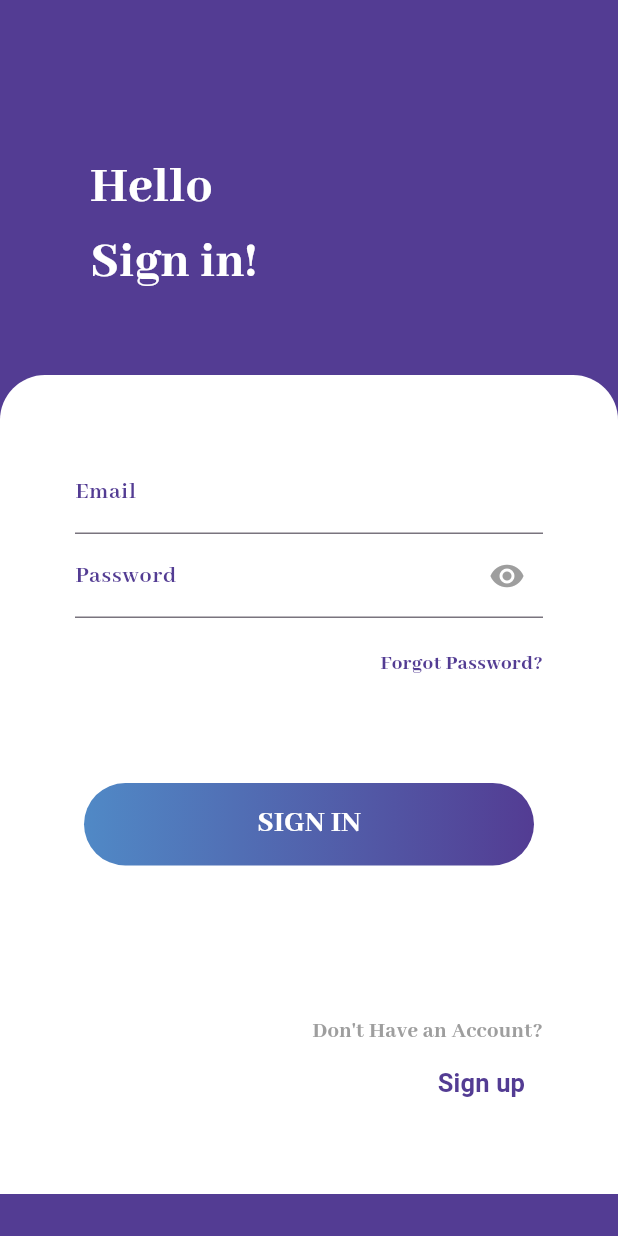
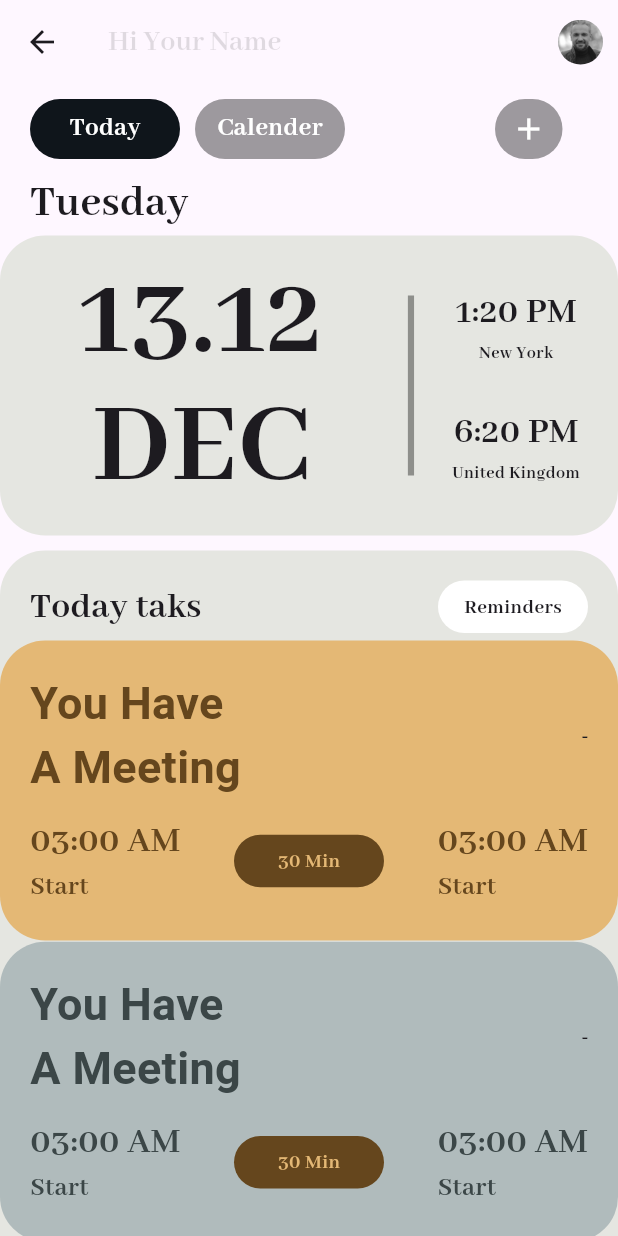
Before and after one commit to ikhsanrdxp/flutter-basic-first, a Flutter app: the screen it shows after launch, on a phone screen of 412 x 824 dp. Run offline on Flutter 3.47's test engine with Material 3 defaults, Android fonts, the phone set to English and light mode, and no system bars; our stand-ins replace firebase_auth, firebase_core; missing offline and left inert: firebase_ui_auth; accounts and stored records are empty; generated files the repository leaves out were written again; Roboto replaces fonts that are missing (AbhyaLibre).

Commit message:
update path

```diff
--- a/lib/main.dart
+++ b/lib/main.dart
@@ -1,16 +1,30 @@
+import 'package:firebase_ui_auth/firebase_ui_auth.dart';
 import 'package:flutter/material.dart';
+import 'package:login/pages/home/home.dart';
 import 'package:login/pages/login.dart';
 import 'package:firebase_core/firebase_core.dart';
+import 'package:login/pages/register.dart';
 import 'firebase_options.dart';
+import 'package:firebase_auth/firebase_auth.dart' hide EmailAuthProvider;
 
 void main() async {
-  WidgetsFlutterBinding.ensureInitialized(); // Required for Firebase
+  WidgetsFlutterBinding.ensureInitialized();
   await Firebase.initializeApp(
     options: DefaultFirebaseOptions.currentPlatform,
   );
 
+  FirebaseUIAuth.configureProviders([
+    EmailAuthProvider(),
+  ]);
+
+  // Both of the following lines are good for testing,
+  // but can be removed for release builds
+  await FirebaseAuth.instance.useAuthEmulator('localhost', 9099);
+  await FirebaseAuth.instance.signOut();
+
   runApp(const MyApp());
 }
+
 
 class MyApp extends StatelessWidget {
   const MyApp({super.key});
@@ -18,9 +32,14 @@ class MyApp extends StatelessWidget {
 
   @override
   Widget build(BuildContext context) {
-    return const MaterialApp(
+    return MaterialApp(
       debugShowCheckedModeBanner: false,
-      home: LoginPage(),
+      initialRoute: '/home',
+      routes: {
+        '/' : (context) => const LoginPage(),
+        '/home' : (context) => const HomePage(),
+        '/register' : (context) => const RegisterPage(),
+      },
     );
   }
 }
--- a/lib/pages/home.dart
+++ /dev/null
@@ -1,36 +0,0 @@
-import 'package:flutter/material.dart';
-import 'package:login/auth/auth_service.dart';
-import 'package:login/pages/login.dart';
-
-class HomePage extends StatelessWidget {
-  const HomePage({super.key});
-
-  @override
-  Widget build(BuildContext context) {
-    AuthService services = AuthService();
-    return Scaffold(
-      appBar: AppBar(
-        centerTitle: true,
-        title: const Text(
-          'Content',
-          style: TextStyle(
-              fontWeight: FontWeight.bold, fontSize: 25, color: Colors.white),
-        ),
-        backgroundColor: const Color.fromRGBO(83, 60, 147, 85),
-        actions: [
-          IconButton(
-              onPressed: () async {
-                await services.logout();
-                Navigator.of(context).pushReplacement(MaterialPageRoute(
-                  builder: (context) => const LoginPage(),
-                ));
-              },
-              icon: const Icon(Icons.logout_rounded))
-        ],
-      ),
-      body: const Center(
-        child: Text('Home Page'),
-      ),
-    );
-  }
-}
--- /dev/null
+++ b/lib/pages/home/home.dart
@@ -0,0 +1,123 @@
+import 'package:flutter/material.dart';
+import 'package:login/pages/home/widget/bottom_body.dart';
+import 'package:login/pages/home/widget/jumbo_tron.dart';
+
+class HomePage extends StatelessWidget {
+  const HomePage({super.key});
+
+  @override
+  Widget build(BuildContext context) {
+    return Scaffold(
+        appBar: AppBar(
+          title: const Text(
+            'Hi Your Name',
+            style: TextStyle(
+                fontWeight: FontWeight.bold,
+                fontSize: 20,
+                color: Colors.black12,
+                fontFamily: 'AbhayaLibre'),
+          ),
+          actions: [
+            Container(
+              width: 30,
+              height: 30,
+              decoration: BoxDecoration(
+                borderRadius:
+                    BorderRadius.circular(30.0), // Mengatur radius sudut
+                image: const DecorationImage(
+                  image: AssetImage('assets/images/person2.jpg'),
+                  fit: BoxFit.cover, // Mengatur gambar mengikuti mode cover
+                ),
+              ),
+            ),
+            const SizedBox(
+              width: 10,
+            )
+          ],
+        ),
+        body: Column(
+          crossAxisAlignment: CrossAxisAlignment.start,
+          children: [
+            const SizedBox(
+              height: 10,
+            ),
+            Row(
+              children: [
+                const SizedBox(
+                  width: 20,
+                ),
+                Container(
+                  width: 100,
+                  height: 40,
+                  decoration: BoxDecoration(
+                    borderRadius: BorderRadius.circular(30),
+                    gradient: const LinearGradient(colors: [
+                      Color.fromRGBO(15, 21, 27, 1),
+                      Color.fromRGBO(15, 21, 27, 1),
+                    ]),
+                  ),
+                  child: const Center(
+                    child: Text(
+                      "Today",
+                      style: TextStyle(
+                          fontWeight: FontWeight.bold,
+                          fontSize: 18,
+                          fontFamily: 'AbhayaLibre',
+                          color: Colors.white),
+                    ),
+                  ),
+                ),
+                const SizedBox(
+                  width: 10,
+                ),
+                Container(
+                  width: 100,
+                  height: 40,
+                  decoration: BoxDecoration(
+                      borderRadius: BorderRadius.circular(30),
+                      color: Colors.black38),
+                  child: const Center(
+                    child: Text(
+                      "Calender",
+                      style: TextStyle(
+                          fontWeight: FontWeight.bold,
+                          fontSize: 18,
+                          fontFamily: 'AbhayaLibre',
+                          color: Colors.white),
+                    ),
+                  ),
+                ),
+                const SizedBox(
+                  width: 100,
+                ),
+                Container(
+                  width: 45,
+                  height: 40,
+                  decoration: BoxDecoration(
+                      borderRadius: BorderRadius.circular(30),
+                      color: Colors.black38),
+                  child: const Center(
+                      child: Icon(
+                    Icons.add,
+                    color: Colors.white,
+                  )),
+                )
+              ],
+            ),
+            const Padding(
+              padding: EdgeInsets.fromLTRB(20, 8, 0, 0),
+              child: Text(
+                "Tuesday",
+                style: TextStyle(
+                    fontFamily: 'AbhayaLibre',
+                    fontWeight: FontWeight.bold,
+                    fontSize: 30),
+              ),
+            ),
+            const JumboTron(),
+            const SizedBox(height: 10,),
+            const BottomBody(),
+          ],
+        ));
+  }
+}
--- /dev/null
+++ b/lib/pages/home/widget/bottom_body.dart
@@ -0,0 +1,50 @@
+import 'package:flutter/material.dart';
+import 'package:login/pages/home/widget/detail_nextnote.dart';
+import 'package:login/pages/home/widget/detail_note.dart';
+
+class BottomBody extends StatelessWidget {
+  const BottomBody({
+    super.key,
+  });
+
+  @override
+  Widget build(BuildContext context) {
+    return Expanded(
+      child: Stack(children: [
+        Container(
+            width: double.infinity,
+            height: double.infinity,
+            decoration: const BoxDecoration(
+              borderRadius: BorderRadius.only(
+                  topLeft: Radius.circular(30), topRight: Radius.circular(30)),
+              color: Color.fromRGBO(229, 230, 225, 1),
+            ),
+            child: Padding(
+              padding: const EdgeInsets.all(20.0),
+              child: Row(
+                  crossAxisAlignment: CrossAxisAlignment.start,
+                  mainAxisAlignment: MainAxisAlignment.spaceBetween,
+                  children: [
+                    const Text("Today taks",style: TextStyle(fontWeight: FontWeight.bold,fontFamily: 'AbhayaLibre',fontSize: 25)),
+                    Container(
+                      width: 100,
+                      height: 35,
+                      decoration: BoxDecoration(borderRadius: BorderRadius.circular(30),color: Colors.white),
+                      child: const Center(child: Text('Reminders',style: TextStyle(fontWeight: FontWeight.bold,fontFamily: 'AbhayaLibre'),),),
+                    )
+                    ]),
+            )),
+             const Padding(
+               padding: EdgeInsets.only(top: 60),
+               child: Column(
+                 children: [
+                   DetailNotePage(),
+                   SizedBox(height: 0.8,),
+                   DetailNextnote()
+                 ],
+               ),
+             ),
+      ]),
+    );
+  }
+}
--- /dev/null
+++ b/lib/pages/home/widget/detail_nextnote.dart
@@ -0,0 +1,103 @@
+import 'package:flutter/material.dart';
+
+class DetailNextnote extends StatelessWidget {
+  const DetailNextnote({
+    super.key,
+  });
+
+  @override
+  Widget build(BuildContext context) {
+    return Container(
+        width: double.infinity,
+        height: 200,
+        decoration: BoxDecoration(
+          borderRadius: BorderRadius.circular(30),
+          color: const Color.fromRGBO(176,187,188,1),
+        ),
+        child: Padding(
+          padding: const EdgeInsets.all(20),
+          child: Column(children: [
+            const Row(
+              mainAxisAlignment: MainAxisAlignment.spaceBetween,
+              children: [
+                Text(
+                  "You Have\nA Meeting",
+                  style: TextStyle(
+                      fontFamily: 'AbhyaLibre',
+                      fontWeight: FontWeight.bold,
+                      fontSize: 30,
+                      color: Color.fromRGBO(59,70,71,1)),
+                ),
+                Text("-")
+              ],
+            ),
+            const SizedBox(
+              height: 10,
+            ),
+            Row(
+              mainAxisAlignment: MainAxisAlignment.spaceBetween,
+              children: [
+                const Column(
+                  crossAxisAlignment: CrossAxisAlignment.start,
+                  children: [
+                    Text(
+                      "03:00 AM",
+                      style: TextStyle(
+                          fontSize: 25,
+                          fontWeight: FontWeight.bold,
+                          fontFamily: 'AbhayaLibre',
+                          color:  Color.fromRGBO(59,70,71,1)),
+                    ),
+                    Text(
+                      "Start",
+                      style: TextStyle(
+                          fontSize: 18,
+                          fontWeight: FontWeight.bold,
+                          fontFamily: 'AbhayaLibre',
+                          color:  Color.fromRGBO(59,70,71,1)),
+                    )
+                  ],
+                ),
+                Container(
+                  width: 100,
+                  height: 35,
+                  decoration: BoxDecoration(
+                      borderRadius: BorderRadius.circular(30),
+                      color: const Color.fromRGBO(101,70,29,1)),
+                  child: const Center(
+                    child: Text(
+                      '30 Min',
+                      style: TextStyle(
+                        color: const Color.fromRGBO(228, 184, 117, 1),
+                          fontWeight: FontWeight.bold,
+                          fontFamily: 'AbhayaLibre'),
+                    ),
+                  ),
+                ),
+                const Column(
+                  crossAxisAlignment: CrossAxisAlignment.start,
+                  children: [
+                    Text(
+                      "03:00 AM",
+                      style: TextStyle(
+                          fontSize: 25,
+                          fontWeight: FontWeight.bold,
+                          fontFamily: 'AbhayaLibre',
+                          color:  Color.fromRGBO(59,70,71,1)),
+                    ),
+                    Text(
+                      "Start",
+                      style: TextStyle(
+                          fontSize: 18,
+                          fontWeight: FontWeight.bold,
+                          fontFamily: 'AbhayaLibre',
+                          color:  Color.fromRGBO(59,70,71,1)),
+                    )
+                  ],
+                )
+              ],
+            )
+          ]),
+        ));
+  }
+}
--- /dev/null
+++ b/lib/pages/home/widget/detail_note.dart
@@ -0,0 +1,103 @@
+import 'package:flutter/material.dart';
+
+class DetailNotePage extends StatelessWidget {
+  const DetailNotePage({
+    super.key,
+  });
+
+  @override
+  Widget build(BuildContext context) {
+    return Container(
+        width: double.infinity,
+        height: 200,
+        decoration: BoxDecoration(
+          borderRadius: BorderRadius.circular(30),
+          color: const Color.fromRGBO(228, 184, 117, 1),
+        ),
+        child: Padding(
+          padding: const EdgeInsets.all(20),
+          child: Column(children: [
+            const Row(
+              mainAxisAlignment: MainAxisAlignment.spaceBetween,
+              children: [
+                Text(
+                  "You Have\nA Meeting",
+                  style: TextStyle(
+                      fontFamily: 'AbhyaLibre',
+                      fontWeight: FontWeight.bold,
+                      fontSize: 30,
+                      color: Color.fromRGBO(101, 70, 29, 1)),
+                ),
+                Text("-")
+              ],
+            ),
+            const SizedBox(
+              height: 10,
+            ),
+            Row(
+              mainAxisAlignment: MainAxisAlignment.spaceBetween,
+              children: [
+                const Column(
+                  crossAxisAlignment: CrossAxisAlignment.start,
+                  children: [
+                    Text(
+                      "03:00 AM",
+                      style: TextStyle(
+                          fontSize: 25,
+                          fontWeight: FontWeight.bold,
+                          fontFamily: 'AbhayaLibre',
+                          color: Color.fromRGBO(101, 70, 29, 1)),
+                    ),
+                    Text(
+                      "Start",
+                      style: TextStyle(
+                          fontSize: 18,
+                          fontWeight: FontWeight.bold,
+                          fontFamily: 'AbhayaLibre',
+                          color: Color.fromRGBO(101, 70, 29, 1)),
+                    )
+                  ],
+                ),
+                Container(
+                  width: 100,
+                  height: 35,
+                  decoration: BoxDecoration(
+                      borderRadius: BorderRadius.circular(30),
+                      color: const Color.fromRGBO(101,70,29,1)),
+                  child: const Center(
+                    child: Text(
+                      '30 Min',
+                      style: TextStyle(
+                        color: const Color.fromRGBO(228, 184, 117, 1),
+                          fontWeight: FontWeight.bold,
+                          fontFamily: 'AbhayaLibre'),
+                    ),
+                  ),
+                ),
+                const Column(
+                  crossAxisAlignment: CrossAxisAlignment.start,
+                  children: [
+                    Text(
+                      "03:00 AM",
+                      style: TextStyle(
+                          fontSize: 25,
+                          fontWeight: FontWeight.bold,
+                          fontFamily: 'AbhayaLibre',
+                          color: Color.fromRGBO(101, 70, 29, 1)),
+                    ),
+                    Text(
+                      "Start",
+                      style: TextStyle(
+                          fontSize: 18,
+                          fontWeight: FontWeight.bold,
+                          fontFamily: 'AbhayaLibre',
+                          color: Color.fromRGBO(101, 70, 29, 1)),
+                    )
+                  ],
+                )
+              ],
+            )
+          ]),
+        ));
+  }
+}
--- /dev/null
+++ b/lib/pages/home/widget/jumbo_tron.dart
@@ -0,0 +1,140 @@
+import 'package:flutter/material.dart';
+
+class JumboTron extends StatelessWidget {
+  const JumboTron({
+    super.key,
+  });
+
+  @override
+  Widget build(BuildContext context) {
+    return Container(
+        width: double.infinity,
+        height: 200,
+        decoration: BoxDecoration(
+          borderRadius: BorderRadius.circular(30),
+          color: const Color.fromRGBO(229, 230, 225, 1),
+        ),
+        child: Row(children: [
+          const Expanded(
+            flex: 65,
+            child: Center(
+              child: Column(
+                children: [
+                  Expanded(
+                    flex: 1,
+                    child: Text(
+                      "13.12",
+                      style: TextStyle(
+                          fontWeight: FontWeight.bold,
+                          fontSize: 80,
+                          fontFamily: 'AbhayaLibre'),
+                    ),
+                  ),
+                  Expanded(
+                    flex: 1,
+                    child: Text(
+                      "DEC",
+                      style: TextStyle(
+                          fontWeight: FontWeight.bold,
+                          fontSize: 80,
+                          fontFamily: 'AbhayaLibre'),
+                    ),
+                  ),
+                  SizedBox(
+                    height: 30,
+                  )
+                ],
+              ),
+            ),
+          ),
+          Expanded(
+            flex: 2,
+            child: Column(
+              children: [
+                Expanded(
+                  flex: 2,
+                  child: Container(),
+                ),
+                Expanded(
+                  flex: 6,
+                  child: Row(
+                    children: [
+                      Expanded(
+                        flex: 1,
+                        child: Container(),
+                      ),
+                      Expanded(
+                        flex: 1,
+                        child: Container(
+                          color: Colors.black38,
+                        ),
+                      ),
+                    ],
+                  ),
+                ),
+                Expanded(
+                  flex: 2,
+                  child: Container(),
+                ),
+              ],
+            ),
+          ),
+          const Expanded(
+              flex: 33,
+              child: Column(
+                children: [
+                  Expanded(
+                    flex: 1,
+                    child: Column(
+                      mainAxisAlignment: MainAxisAlignment.center,
+                      children: [
+                        SizedBox(
+                          height: 20,
+                        ),
+                        Text(
+                          '1:20 PM',
+                          style: TextStyle(
+                              fontFamily: 'AbhayaLibre',
+                              fontSize: 25,
+                              fontWeight: FontWeight.bold),
+                        ),
+                        Text(
+                          'New York',
+                          style: TextStyle(
+                              fontSize: 12,
+                              fontWeight: FontWeight.bold,
+                              fontFamily: 'AbhayaLibre'),
+                        ),
+                      ],
+                    ),
+                  ),
+                  Expanded(
+                    flex: 1,
+                    child: Column(
+                      mainAxisAlignment: MainAxisAlignment.center,
+                      children: [
+                        Text(
+                          '6:20 PM',
+                          style: TextStyle(
+                              fontFamily: 'AbhayaLibre',
+                              fontSize: 25,
+                              fontWeight: FontWeight.bold),
+                        ),
+                        Text(
+                          'United Kingdom',
+                          style: TextStyle(
+                              fontSize: 12,
+                              fontWeight: FontWeight.bold,
+                              fontFamily: 'AbhayaLibre'),
+                        ),
+                        SizedBox(
+                          height: 20,
+                        ),
+                      ],
+                    ),
+                  )
+                ],
+              )),
+        ]));
+  }
+}
--- a/lib/pages/login.dart
+++ b/lib/pages/login.dart
@@ -1,6 +1,6 @@
 import 'package:flutter/material.dart';
 import 'package:login/auth/auth_service.dart';
-import 'package:login/pages/home.dart';
+import 'package:login/pages/home/home.dart';
 import 'package:login/pages/register.dart';
 
 class LoginPage extends StatelessWidget {
@@ -8,8 +8,8 @@ class LoginPage extends StatelessWidget {
 
   @override
   Widget build(BuildContext context) {
-    final TextEditingController _emailController = TextEditingController();
-    final TextEditingController _passwordController = TextEditingController();
+    final TextEditingController emailController = TextEditingController();
+    final TextEditingController passwordController = TextEditingController();
     return Scaffold(
       body: Stack(
         children: [
@@ -47,7 +47,7 @@ class LoginPage extends StatelessWidget {
                   child: Column(
                     children: [
                       TextField(
-                        controller: _emailController,
+                        controller: emailController,
                         keyboardType: TextInputType.name,
                         decoration: const InputDecoration(
                             label: Text(
@@ -59,7 +59,7 @@ class LoginPage extends StatelessWidget {
                         )),
                       ),
                       TextField(
-                        controller: _passwordController,
+                        controller: passwordController,
                         keyboardType: TextInputType.visiblePassword,
                         obscureText: true,
                         decoration: const InputDecoration(
@@ -95,8 +95,8 @@ class LoginPage extends StatelessWidget {
                       InkWell(
                         onTap: () async {
                           final message = await AuthService().login(
-                              email: _emailController.text,
-                              password: _passwordController.text);
+                              email: emailController.text,
+                              password: passwordController.text);
                           if (message!.contains('Success')) {
                             Navigator.of(context)
                                 .pushReplacement(MaterialPageRoute(
--- a/lib/pages/register.dart
+++ b/lib/pages/register.dart
@@ -7,10 +7,10 @@ class RegisterPage extends StatelessWidget {
 
   @override
   Widget build(BuildContext context) {
-    final TextEditingController _nameController = TextEditingController();
-    final TextEditingController _emailController = TextEditingController();
-    final TextEditingController _passwordController = TextEditingController();
-    final TextEditingController _password2Controller = TextEditingController();
+    final TextEditingController nameController = TextEditingController();
+    final TextEditingController emailController = TextEditingController();
+    final TextEditingController passwordController = TextEditingController();
+    final TextEditingController password2Controller = TextEditingController();
     return Scaffold(
       body: Stack(
         children: [
@@ -49,7 +49,7 @@ class RegisterPage extends StatelessWidget {
                   child: Column(
                     children: [
                       TextField(
-                        controller: _nameController,
+                        controller: nameController,
                         keyboardType: TextInputType.name,
                         decoration: const InputDecoration(
                             label: Text(
@@ -62,7 +62,7 @@ class RegisterPage extends StatelessWidget {
                         )),
                       ),
                       TextField(
-                        controller: _emailController,
+                        controller: emailController,
                         keyboardType: TextInputType.emailAddress,
                         decoration: const InputDecoration(
                             label: Text(
@@ -75,7 +75,7 @@ class RegisterPage extends StatelessWidget {
                         )),
                       ),
                       TextField(
-                        controller: _passwordController,
+                        controller: passwordController,
                         keyboardType: TextInputType.visiblePassword,
                         obscureText: true,
                         decoration: const InputDecoration(
@@ -93,7 +93,7 @@ class RegisterPage extends StatelessWidget {
                             )),
                       ),
                       TextField(
-                        controller: _password2Controller,
+                        controller: password2Controller,
                         keyboardType: TextInputType.visiblePassword,
                         obscureText: true,
                         decoration: const InputDecoration(
@@ -116,12 +116,13 @@ class RegisterPage extends StatelessWidget {
                       InkWell(
                         onTap: () async {
                           final message = await AuthService().registration(
-                              email: _emailController.text,
-                              password: _passwordController.text);
+                              email: emailController.text,
+                              password: passwordController.text);
                           if (message!.contains('Success')) {
+                            // ignore: use_build_context_synchronously
                             Navigator.of(context)
                                 .pushReplacement(MaterialPageRoute(
-                              builder: (context) => LoginPage(),
+                              builder: (context) => const LoginPage(),
                             ));
                           }
                           ScaffoldMessenger.of(context)
```
Also changed, not shown: pubspec.yaml (+5 -9 lines), assets/images/person.jpg (added), assets/images/person2.jpg (added), pubspec.lock, 5 other files.
